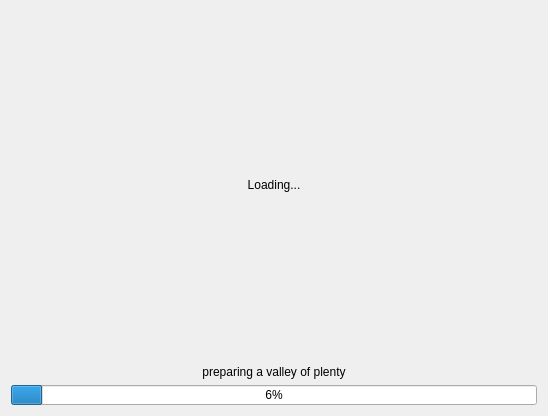
Before: the Qt Designer form ui/splash_screen.ui in MATF-RS20/RS033-map-builder, drawn with Qt 5.
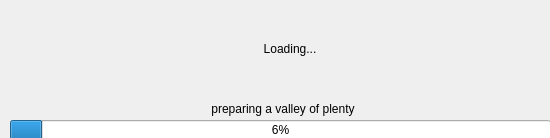
After: the same form once the commit is applied.

Commit message:
Added options_screen. Work included:
+ Creating ui of options_screen - contained of one QGraphicsView and PushButtons.
+ Loaded style resource and changed it up a bit.
+ Connected buttons to respective slots and implemented their functions.
+ Styled QFileDialogs for New and Load buttons.
+ Created manual.txt and linked to Manual button.
+ Enabling exiting from application from Exit button.

In addition, changed the style of splash_screen:

+ Collapsed layout so I could move progress bar to the edge of the borders.
+ Resized splash_screen.

The edit to the form file:
```diff
--- a/ui/splash_screen.ui
+++ b/ui/splash_screen.ui
@@ -6,18 +6,22 @@
    <rect>
     <x>0</x>
     <y>0</y>
-    <width>548</width>
-    <height>416</height>
+    <width>550</width>
+    <height>138</height>
    </rect>
   </property>
   <property name="windowTitle">
    <string>Dialog</string>
   </property>
-  <layout class="QVBoxLayout" name="verticalLayout_2">
-   <item>
-    <layout class="QVBoxLayout" name="verticalLayout">
-     <item>
       <widget class="QLabel" name="lb_loading">
+   <property name="geometry">
+    <rect>
+     <x>260</x>
+     <y>40</y>
+     <width>60</width>
+     <height>18</height>
+    </rect>
+   </property>
        <property name="sizePolicy">
         <sizepolicy hsizetype="Preferred" vsizetype="Preferred">
          <horstretch>0</horstretch>
@@ -37,9 +41,15 @@
         <set>Qt::AlignCenter</set>
        </property>
       </widget>
-     </item>
-     <item>
       <widget class="QLabel" name="lb_status">
+   <property name="geometry">
+    <rect>
+     <x>200</x>
+     <y>100</y>
+     <width>166</width>
+     <height>18</height>
+    </rect>
+   </property>
        <property name="text">
         <string>preparing a valley of plenty</string>
        </property>
@@ -50,9 +60,15 @@
         <set>Qt::AlignCenter</set>
        </property>
       </widget>
-     </item>
-     <item>
       <widget class="QProgressBar" name="pb_loading">
+   <property name="geometry">
+    <rect>
+     <x>10</x>
+     <y>120</y>
+     <width>541</width>
+     <height>20</height>
+    </rect>
+   </property>
        <property name="minimumSize">
         <size>
          <width>0</width>
@@ -72,10 +88,6 @@
         <set>Qt::AlignLeading|Qt::AlignLeft|Qt::AlignVCenter</set>
        </property>
       </widget>
-     </item>
-    </layout>
-   </item>
-  </layout>
  </widget>
  <resources/>
  <connections/>
```
Lines whose indentation alone changed are shown as unchanged. The commit also changes 81 other files.
